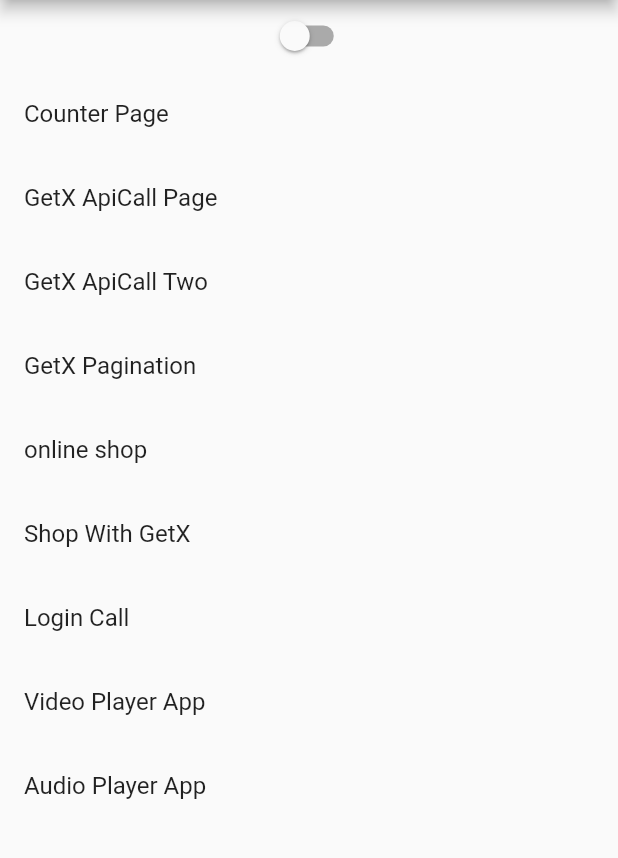
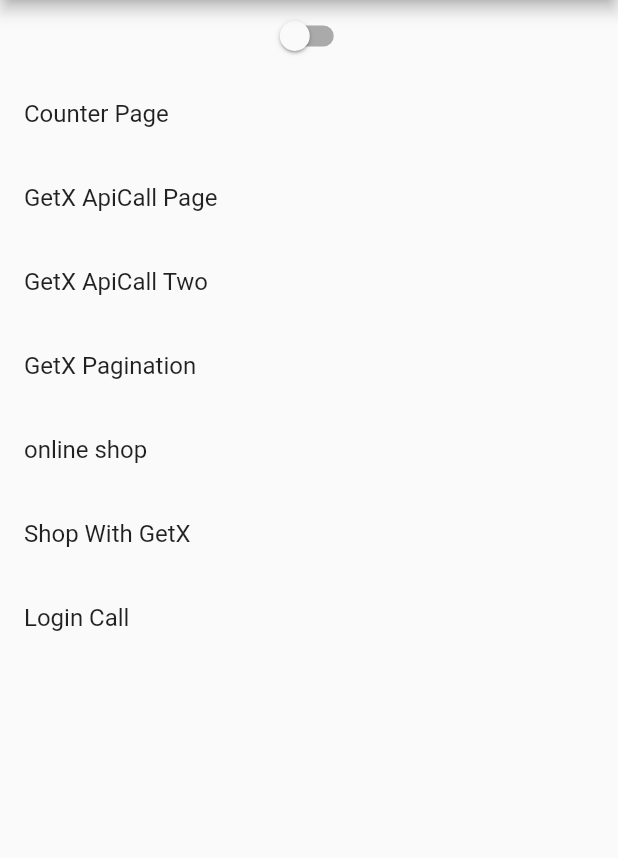
Before and after one commit to SaiyedMustaq/Flutter-App, a Flutter app: the screen it shows after launch, on a phone screen of 412 x 824 dp, the part 84-942 px from its top. Run offline on Flutter 3.47's test engine with Material 2 defaults, Android fonts, the phone set to English and light mode, and no system bars; our stand-ins replace dio, flutter_rating_bar, get, getwidget, google_fonts, internet_connection_checker and 3 more.

Commit message:
delete other things just add getx

```diff
--- a/lib/main.dart
+++ b/lib/main.dart
@@ -1,9 +1,7 @@
 import 'package:flutter/material.dart';
-import 'package:flutter_rnd/videoPlayerApp/VideoPlayerHomePage.dart';
 
 import 'package:get/get.dart';
 import 'package:internet_connection_checker/internet_connection_checker.dart';
-import 'package:provider/provider.dart';
 
 import 'GetX/CounterPage.dart';
 import 'GetX/GetXApiCall.dart';
@@ -12,12 +10,6 @@ import 'GetX/GetxApiCallTwo.dart';
 import 'GetX/loginCall/LognPage.dart';
 import 'GetX/onlineShop/ui/ProductOverviewPage.dart';
 import 'GetX/shopWitGetX/ui/ShopWithGetXPage.dart';
-import 'globleNavigation/PageFive.dart';
-import 'globleNavigation/PageFour.dart';
-import 'globleNavigation/PageOne.dart';
-import 'globleNavigation/PageThree.dart';
-import 'globleNavigation/PageTwo.dart';
-import 'musicPlayerApp/MusicAppHomePage.dart';
 
 void main() {
   runApp(MyApp());
@@ -28,10 +20,7 @@ class MyApp extends StatelessWidget {
   // This widget is the root of your application.
   @override
   Widget build(BuildContext context) {
-    return StreamProvider<InternetConnectionStatus>(
-      initialData: InternetConnectionStatus.connected,
-      create: (context) => InternetConnectionChecker().onStatusChange,
-      child: GetMaterialApp(
+    return GetMaterialApp(
       title: 'Work',
       debugShowCheckedModeBanner: false,
       debugShowMaterialGrid: false,
@@ -40,7 +29,6 @@ class MyApp extends StatelessWidget {
       ),
       home: const MyHomePage(
         title: 'Work',
-        ),
       ),
     );
   }
@@ -144,22 +132,6 @@ class _MyHomePageState extends State<MyHomePage> {
                       MaterialPageRoute(builder: (context) => LoginPage()));
                 },
                 title: const Text('Login Call')),
-            ListTile(
-                onTap: () {
-                  Navigator.push(
-                      context,
-                      MaterialPageRoute(
-                          builder: (context) => VideoPlayerHomePage()));
-                },
-                title: const Text('Video Player App')),
-            ListTile(
-                onTap: () {
-                  Navigator.push(
-                      context,
-                      MaterialPageRoute(
-                          builder: (context) => MusicPlayerHomePage()));
-                },
-                title: const Text('Audio Player App')),
           ],
         ),
       ),
```
Also changed, not shown: pubspec.yaml (+0 -8 lines), 1 other file. Lines whose indentation alone changed are shown as unchanged.
